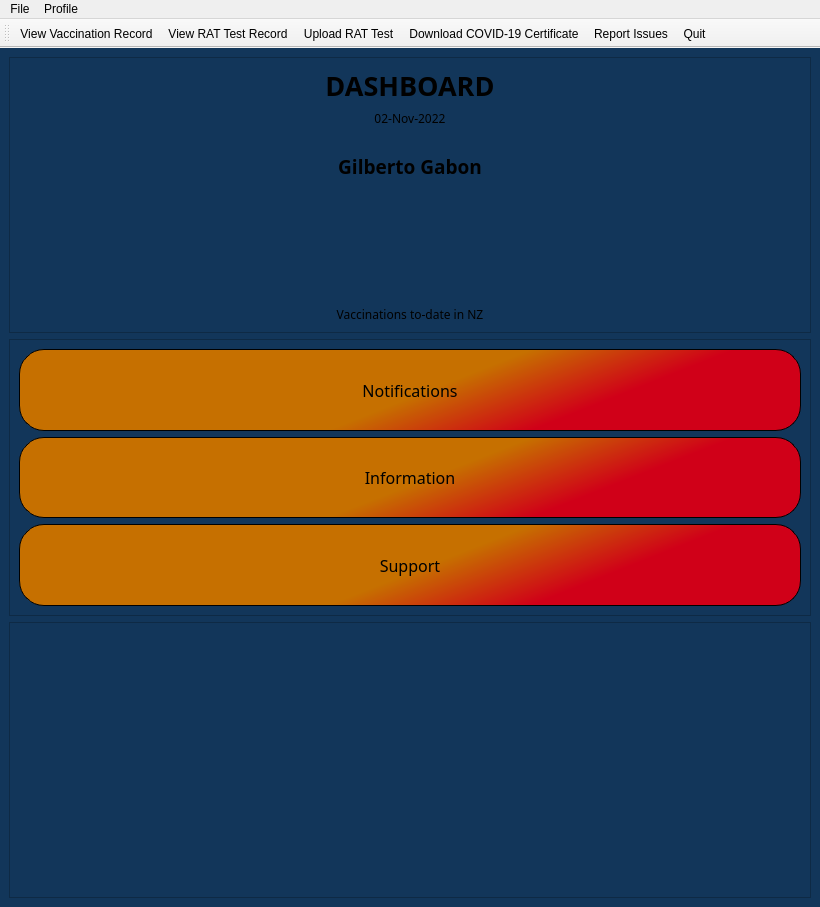
The window that MyCovidRecord/dashboard.ui (gagabon501/cs106-2) describes before a commit, drawn with Qt 5.
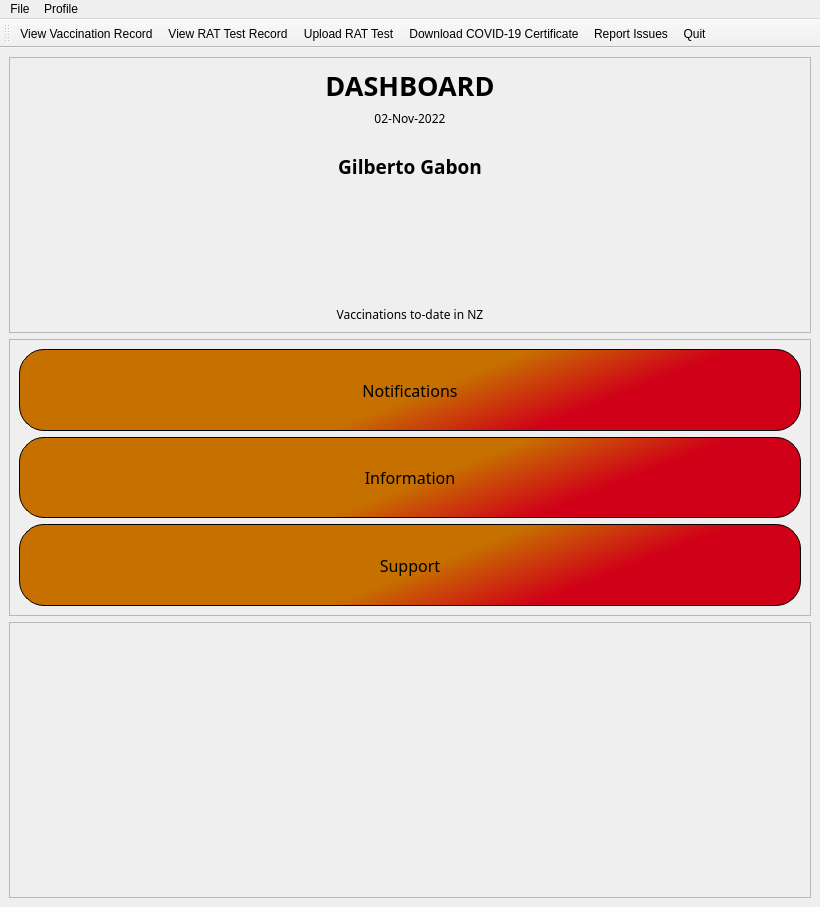
The same window after the commit. Icons and pictures are not drawn.

Commit message: Screen for Dashboard now inherits from the Main Window

```diff
--- a/MyCovidRecord/dashboard.ui
+++ b/MyCovidRecord/dashboard.ui
@@ -21,7 +21,7 @@
   </property>
   <widget class="QWidget" name="centralwidget">
    <property name="styleSheet">
-    <string notr="true">background-color: #12365A;</string>
+    <string notr="true"/>
    </property>
    <layout class="QVBoxLayout" name="verticalLayout_7">
     <item>
```
The commit also changes 6 other files.
